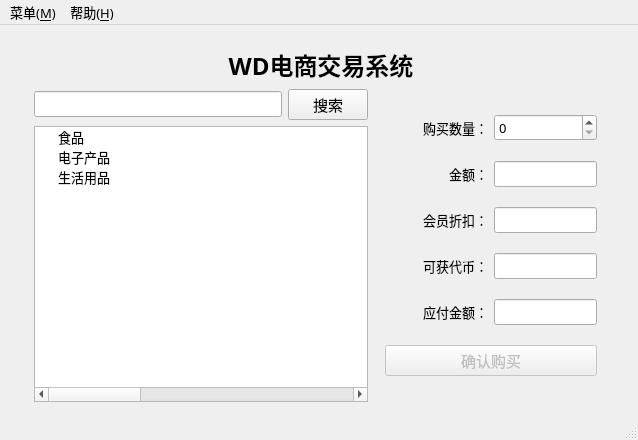
This is WD_version2/mainwindow.ui in drcege/WD as Qt 5 draws it before an edit. The edited form follows.
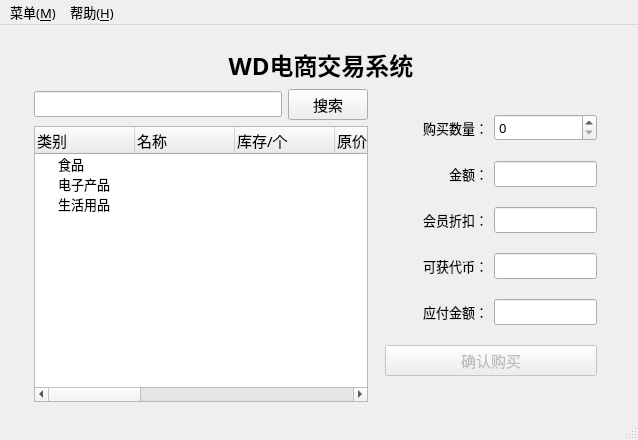
This is the edited form. Icons and pictures are not drawn.

Patch:
```diff
--- a/WD_version2/mainwindow.ui
+++ b/WD_version2/mainwindow.ui
@@ -607,7 +607,7 @@
            <bool>false</bool>
           </property>
           <attribute name="headerVisible">
-           <bool>false</bool>
+           <bool>true</bool>
           </attribute>
           <attribute name="headerCascadingSectionResizes">
            <bool>false</bool>
```
